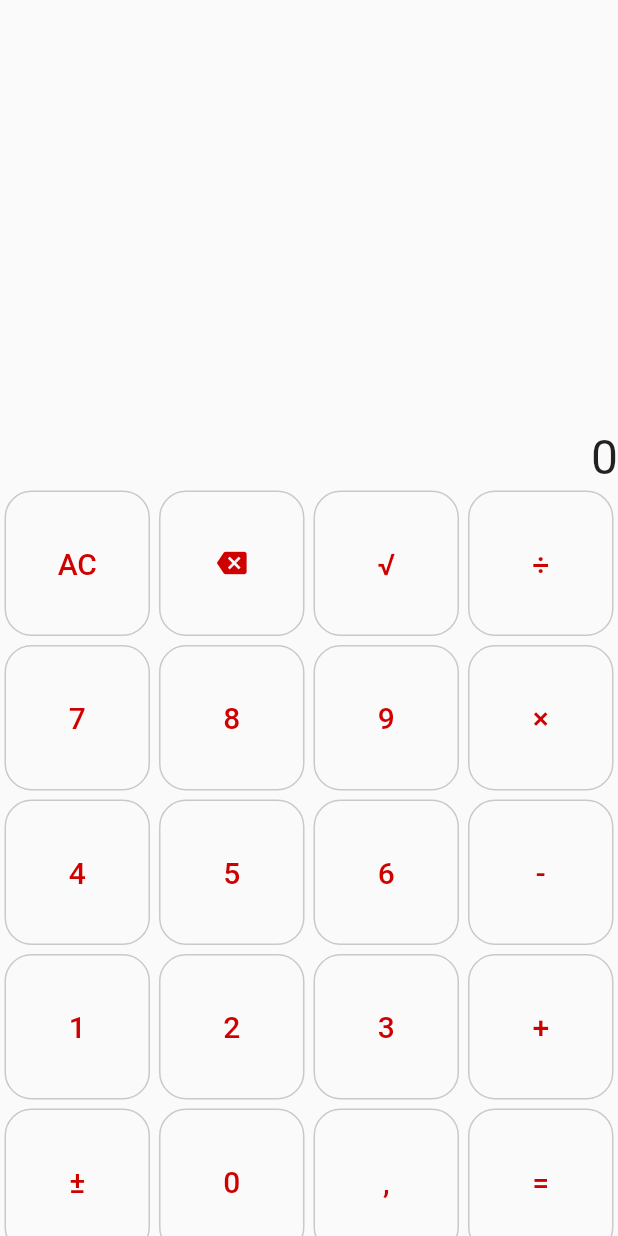
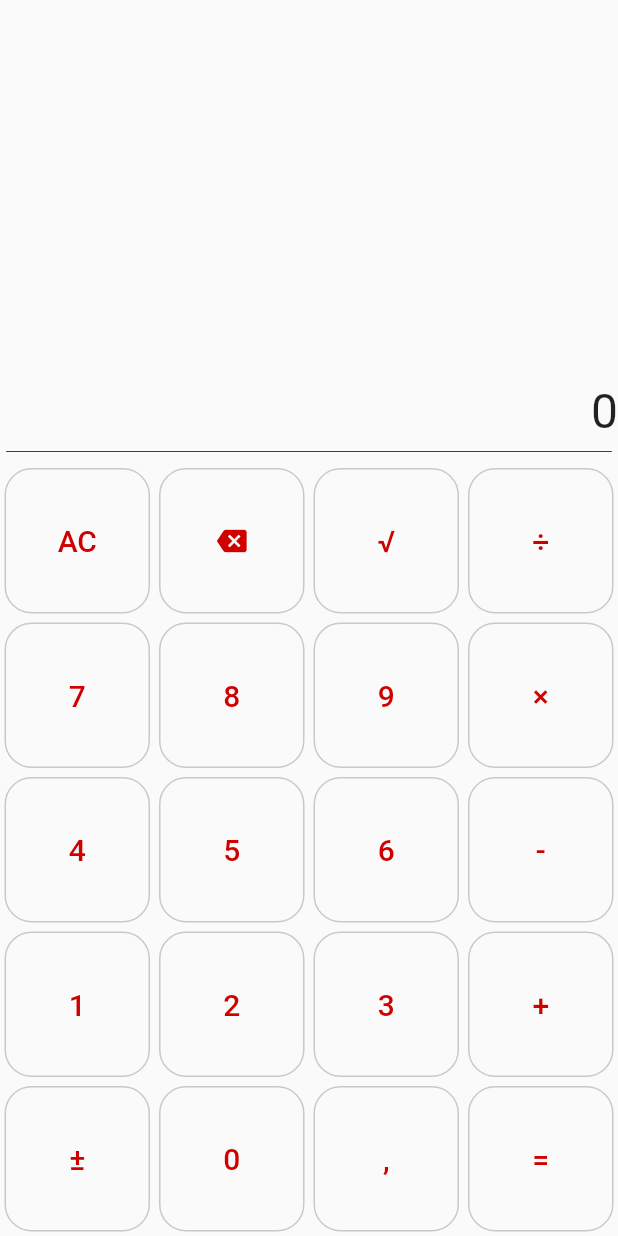
Before and after one commit to xAdiro/Flutter-calculator, a Flutter app: the screen it shows after launch, on a phone screen of 412 x 824 dp. Run offline on Flutter 3.47's test engine with Material 2 defaults, Android fonts, the phone set to English and light mode, and no system bars; our stand-ins replace decimal; missing offline and left inert: eventify.

Commit message:
Made sizes to be responsive, fixed overall gui elements placement

```diff
--- a/lib/button_panel/layout.dart
+++ b/lib/button_panel/layout.dart
@@ -9,8 +9,10 @@ import 'package:calculator/button_panel/animations.dart';
 class ButtonPanel extends StatefulWidget {
   late final OperationsQueue queue;
   late final List<Widget> buttonList;
+  final double width;
 
-  ButtonPanel({Key? key, required CalculatorScreen screen}) : super(key: key) {
+  ButtonPanel({Key? key, required CalculatorScreen screen, required this.width})
+      : super(key: key) {
     queue = OperationsQueue(screen);
 
     buttonList = [
@@ -125,17 +127,16 @@ class ButtonPanelState extends State<ButtonPanel>
 
   @override
   Widget build(BuildContext context) {
-    return SizedBox(
-      child: Transform.scale(
-        scale: panelAnimation.animation.value,
-        child: GridView.count(
-          crossAxisCount: 4,
-          primary: false,
-          children: widget.buttonList,
-        ),
+    return Transform.scale(
+      scale: panelAnimation.animation.value,
+      child: GridView.count(
+        crossAxisCount: 4,
+        primary: false,
+        children: widget.buttonList,
+        shrinkWrap: true,
+        physics: const ClampingScrollPhysics(),
+        padding: const EdgeInsets.all(0),
       ),
-      height: 500,
-      width: 500,
     );
   }
 }
--- a/lib/main.dart
+++ b/lib/main.dart
@@ -14,17 +14,27 @@ class MyApp extends StatelessWidget {
     return MaterialApp(
       title: 'Kalkulator',
       home: Scaffold(
-        body: SafeArea(
-          child: Column(
+        body: LayoutBuilder(
+            builder: (BuildContext context, BoxConstraints constraints) {
+          return Column(
             children: [
               screen,
-              ButtonPanel(screen: screen),
+              Divider(
+                thickness: 0.5,
+                color: Colors.black,
+                indent: constraints.maxWidth * 0.01,
+                endIndent: constraints.maxWidth * 0.01,
+              ),
+              ButtonPanel(
+                screen: screen,
+                width: constraints.maxWidth,
+              ),
             ],
             crossAxisAlignment: CrossAxisAlignment.center,
             mainAxisSize: MainAxisSize.max,
             mainAxisAlignment: MainAxisAlignment.end,
-          ),
-        ),
+          );
+        }),
       ),
     );
   }
```
